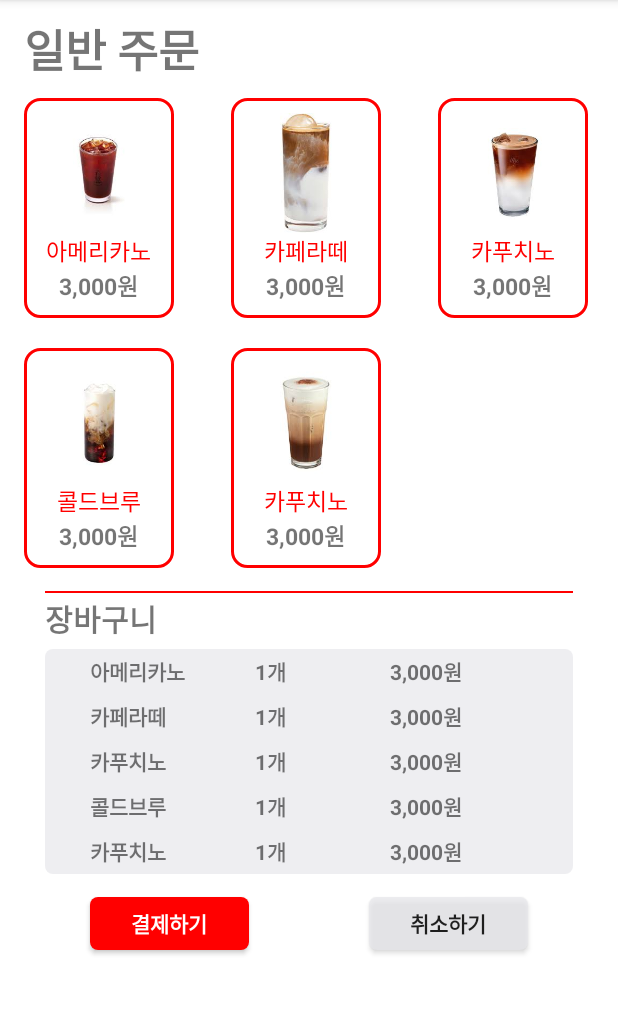
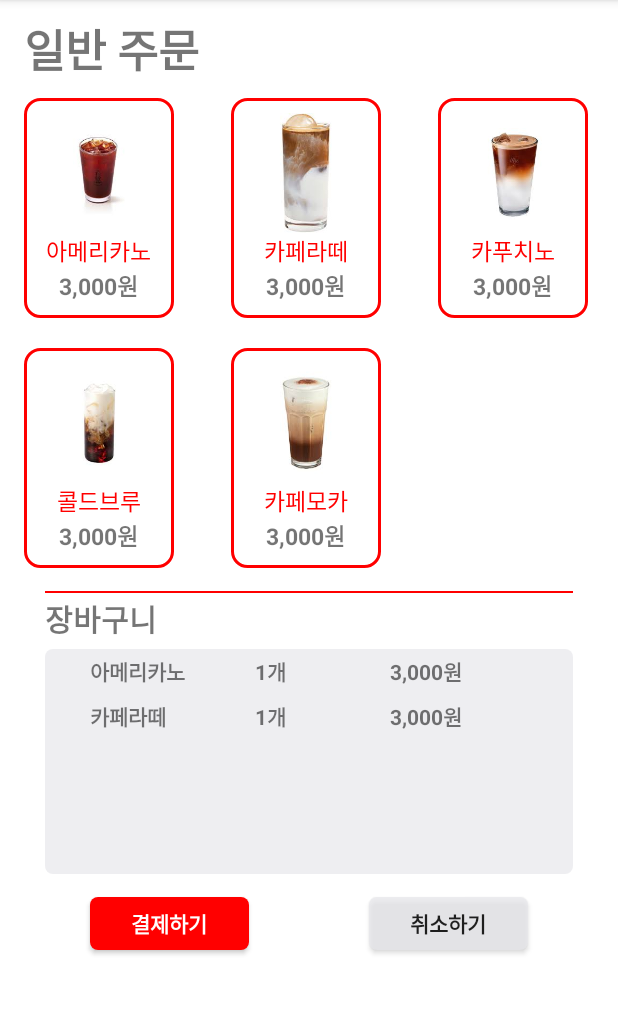
Before and after one commit to ehtjsv2/-KNUCapstoneDesignProject2, an Android app: the screen it shows after launch (general_order_activity), after a tap on "카페라떼", on a phone screen of 412 x 824 dp, the part 84-1099 px from its top. Run offline under Robolectric (Android 15) with nearby library versions, the light colour scheme and no system bars; 1 other tap on this screen came first.

Commit message:
반응 동작구현(DB상호작용X)

```diff
--- a/TestApp/app/src/main/java/com/example/facerecognitionmodule/general_order_activity.kt
+++ b/TestApp/app/src/main/java/com/example/facerecognitionmodule/general_order_activity.kt
@@ -3,27 +3,49 @@ package com.example.facerecognitionmodule
 import android.app.Activity
 import android.content.Intent
 import android.graphics.Color
+import android.opengl.Visibility
 import androidx.appcompat.app.AppCompatActivity
 import android.os.Bundle
 import android.util.Log
+import android.view.View
 import android.widget.Button
 import android.widget.CheckBox
 import android.widget.LinearLayout
 import com.example.facerecognitionmodule.databinding.ActivityGeneralOrderBinding
+import java.text.NumberFormat
+import java.util.*
 
 class general_order_activity : AppCompatActivity() {
     lateinit var binding: ActivityGeneralOrderBinding
+    val price = 3000
     override fun onCreate(savedInstanceState: Bundle?) {
         super.onCreate(savedInstanceState)
+        binding =ActivityGeneralOrderBinding.inflate(layoutInflater)
 
-        binding =ActivityGeneralOrderBinding.inflate(layoutInflater)
+        /* 장바구니 리스트 */
+        val menuBasketList = listOf(
+            binding.layoutBasket1,
+            binding.layoutBasket2,
+            binding.layoutBasket3,
+            binding.layoutBasket4,
+            binding.layoutBasket5
+        )
+        menuBasketList.forEachIndexed{index,layout->
+            layout.visibility= View.GONE
+        }
+
         val menuCountArray = IntArray(5) // menu 5개 카운트
-
-        val menuList = listOf(
-            binding.layoutMenu1,
-            binding.layoutMenu2,
-            binding.layoutMenu3,
-            binding.layoutMenu4,
+        val menuCountBinding = listOf( // 장바구니 메뉴 count
+            binding.textMenu1Cnt,binding.textMenu2Cnt,
+            binding.textMenu3Cnt,binding.textMenu4Cnt,
+            binding.textMenu5Cnt)
+        val menuPriceBinding = listOf( // 장바구니 메뉴 count
+            binding.textMenu1Price,binding.textMenu2Price,
+            binding.textMenu3Price,binding.textMenu4Price,
+            binding.textMenu5Price)
+        val menuList = listOf( // 메뉴선택 레이아웃
+            binding.layoutMenu1, binding.layoutMenu2,
+            binding.layoutMenu3, binding.layoutMenu4,
             binding.layoutMenu5
         )
 
@@ -32,10 +54,16 @@ class general_order_activity : AppCompatActivity() {
             menu.setOnClickListener {
                 Log.d("orderTest", "menu${index + 1}_click")
                 menuCountArray[index]++
+                menuBasketList[index].visibility=View.VISIBLE
+                menuCountBinding[index].text=menuCountArray[index].toString()+"개"
+                val formattedAmount = NumberFormat.getNumberInstance(Locale.getDefault()).format(price*menuCountArray[index])
+                menuPriceBinding[index].text=formattedAmount+"원"
+
             }
         }
         binding.btnPay.setOnClickListener{
-            Log.d("orderTest", "${menuCountArray[0]}, ${menuCountArray[1]}, ${menuCountArray[2]}, ${menuCountArray[3]}, ${menuCountArray[4]}")
+            Log.d("orderTest", "${menuCountArray[0]}, ${menuCountArray[1]}, " +
+                    "${menuCountArray[2]}, ${menuCountArray[3]}, ${menuCountArray[4]}")
         }
 
 
--- a/TestApp/app/src/main/res/layout/activity_general_order.xml
+++ b/TestApp/app/src/main/res/layout/activity_general_order.xml
@@ -217,7 +217,7 @@
             android:layout_width="wrap_content"
             android:layout_height="wrap_content"
             android:layout_gravity="center"
-            android:text="카푸치노"
+            android:text="카페모카"
             android:textColor="@color/myRed"
             android:textSize="15sp" />
 
@@ -270,6 +270,7 @@
         app:layout_constraintTop_toBottomOf="@+id/textView2">
         <!--        메뉴1-->
         <LinearLayout
+            android:id="@+id/layout_basket1"
             android:layout_width="match_parent"
             android:layout_height="30dp"
             android:orientation="horizontal"
@@ -303,6 +304,7 @@
         </LinearLayout>
         <!--        메뉴2-->
         <LinearLayout
+            android:id="@+id/layout_basket2"
             android:layout_width="match_parent"
             android:layout_height="30dp"
             android:orientation="horizontal"
@@ -336,6 +338,7 @@
         </LinearLayout>
         <!--        메뉴3-->
         <LinearLayout
+            android:id="@+id/layout_basket3"
             android:layout_width="match_parent"
             android:layout_height="30dp"
             android:orientation="horizontal"
@@ -369,6 +372,7 @@
         </LinearLayout>
         <!--        메뉴4-->
         <LinearLayout
+            android:id="@+id/layout_basket4"
             android:layout_width="match_parent"
             android:layout_height="30dp"
             android:orientation="horizontal"
@@ -402,6 +406,7 @@
         </LinearLayout>
         <!--        메뉴5-->
         <LinearLayout
+            android:id="@+id/layout_basket5"
             android:layout_width="match_parent"
             android:layout_height="30dp"
             android:orientation="horizontal"
```
Also changed, not shown: 7 other files.
